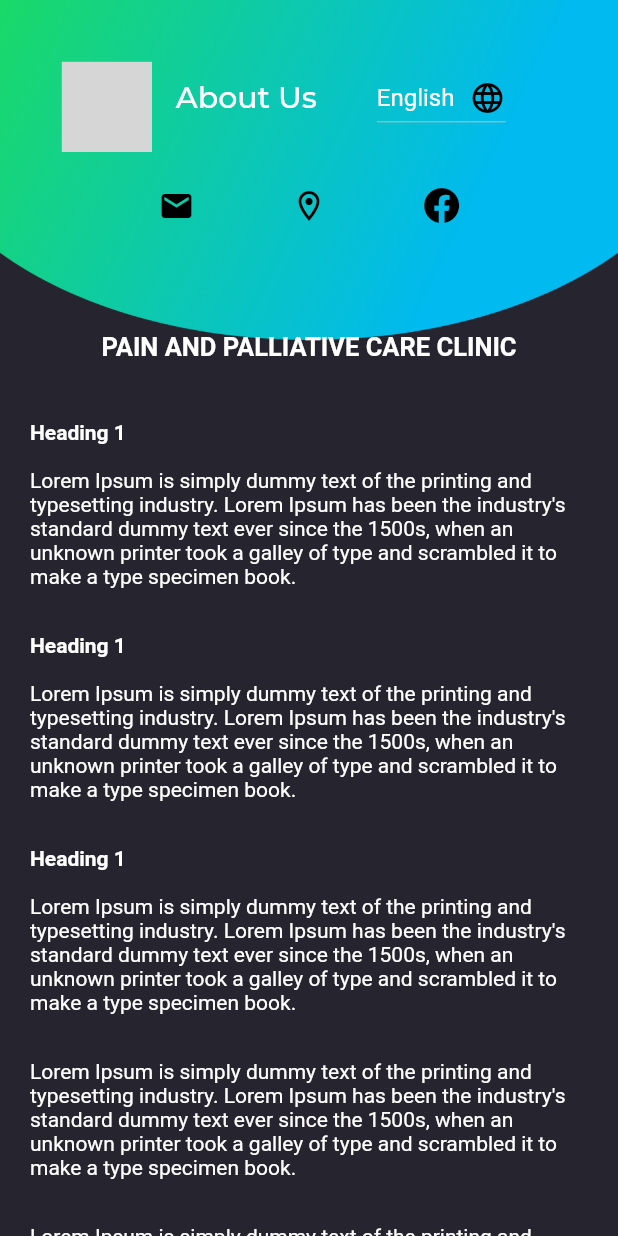
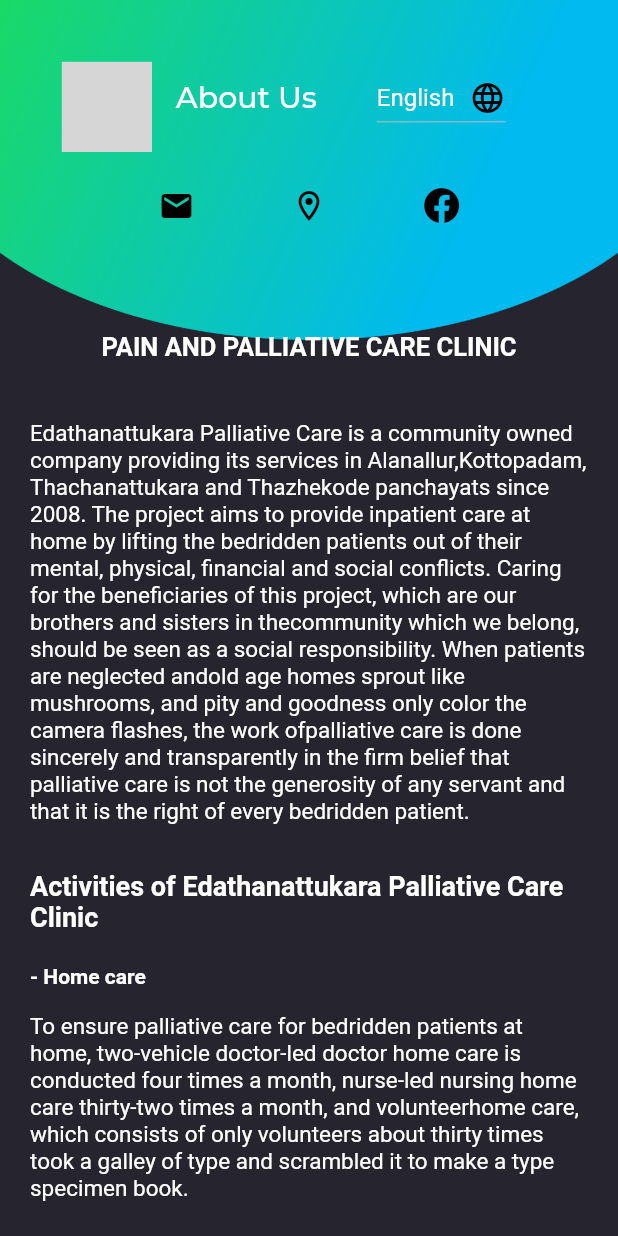
Before and after one commit to Aman-zishan/palliative-care-clinic, a Flutter app: the AboutScreen screen opened directly, on a phone screen of 412 x 824 dp. Run offline on Flutter 3.47's test engine with Material 2 defaults, Android fonts, the phone set to English and light mode, and no system bars; our stand-ins replace flutter_svg, font_awesome_flutter, hive; missing offline and left inert: animated_splash, upi_india; accounts and stored records are empty; network calls fail; grey boxes are pictures that could not be loaded.

Commit message:
add data

```diff
--- a/lib/screens/about.dart
+++ b/lib/screens/about.dart
@@ -15,7 +15,7 @@ final Shader linearGradient = LinearGradient(
 
 class _AboutScreenState extends State<AboutScreen> {
   List<String> languages = ['English', 'മലയാളം'];
-  String _selectedLanguage = 'English' ;
+  String _selectedLanguage = 'English';
   @override
   Widget build(BuildContext context) {
     // to get size
@@ -42,7 +42,9 @@ class _AboutScreenState extends State<AboutScreen> {
         children: [
           //TODO: connect links via URL_LAUNCHER
           GestureDetector(
-            onTap: (){print("working");},
+            onTap: (){
+              print("working");
+            },
 
           child: _buildButtonColumn(color, Icons.mail, ""),),
           _buildButtonColumn(color, Icons.location_on_outlined, ''),
@@ -61,6 +63,7 @@ class _AboutScreenState extends State<AboutScreen> {
 
         child: Text(
           text,
+          style: TextStyle(fontSize: 15),
           softWrap: true,
         ),
       );
@@ -153,10 +156,15 @@ class _AboutScreenState extends State<AboutScreen> {
                   Align(
                     child:Container(
                       padding: const EdgeInsets.only(top: 50,),
-                      child: Text(
+                      child:(_selectedLanguage == 'English')? Text(
                         "PAIN AND PALLIATIVE CARE CLINIC",
                         style: TextStyle(fontWeight: FontWeight.bold,fontSize: 17,),
-                      ),
+                      ):
+                      Text(
+                        "പാലിയേറ്റീവ് കയർ ക്ലിനിക്ക്",
+                        style: TextStyle(fontWeight: FontWeight.bold,fontSize: 17,),
+                      )
+
 
 
                     ),
@@ -174,31 +182,62 @@ Container(
 
 child: ListView(
   children: [
-    Text("Heading 1\n", style: TextStyle(fontWeight: FontWeight.bold),),
+
 (_selectedLanguage == 'English')?
-    textBuild("Lorem Ipsum is simply dummy text of the printing"
-        " and typesetting industry. Lorem Ipsum has been the industry's "
-        "standard dummy text ever since the 1500s, when an unknown printer"
+    textBuild("Edathanattukara Palliative Care is a community owned company providing its services in Alanallur,"
+      "Kottopadam, Thachanattukara and Thazhekode panchayats since 2008. The project aims to provide inpatient"
+        " care at home by lifting the bedridden patients out of their mental, physical, financial and social"
+     " conflicts. Caring for the beneficiaries of this project, which are our brothers and sisters in the"
+      "community which we belong, should be seen as a social responsibility. When patients are neglected and"
+      "old age homes sprout like mushrooms, and pity and goodness only color the camera flashes, the work of"
+      "palliative care is done sincerely and transparently in the firm belief that palliative care is not the"
+      " generosity of any servant and that it is the right of every bedridden patient."):
+textBuild("സാന്ത്വന പരിചരണ രംഗത്ത് എടത്തനാട്ടുകരയിൽ 2008 മുതൽ പ്രവർത്തിച്ചു"
+" വരുന്ന പാലിയേറ്റീവ് കയർ ക്ലിനിക്ക്. ഒരു സാമൂഹ്യ ഉടമസ്ഥതയിലുള്ള "
+"സ്ഥാപനമാണ് അതിന്റെ സേവനങ്ങൾ അലനല്ലൂർ, കോട്ടോപ്പാടം, തച്ചനാട്ടുകര, "
+"താഴേക്കോട് പഞ്ചായത്തുകളിൽ ലഭിച്ചുകൊണ്ടിരിക്കുന്നു. കിടപ്പിലായ "
+"രോഗികളെ അവരുടെ മാനസികവും ശാരീരികവും സാമ്പത്തികവും"
+"സാമൂഹികവുമായ സംഘർഷങ്ങളിൽ നിന്ന് കൈ പിടിച്ചുയർത്തി അന്തസ്സുറ്റ "
+"പരിചരണം വീടുകളിൽ തന്നെ ലഭ്യമാക്കുകയാണ് ഈ സംരംഭം കൊണ്ട് "
+"ഉദ്ദേശിക്കുന്നത്. നാമുൾപ്പെടുന്ന സമൂഹത്തിലെ നമ്മുടെ സഹോദരീസഹോദരന്മാർ "
+"തന്നെയായ ഈ സംരംഭത്തിന്റെ ഉപഭോക്താക്കളെ പരിചരിക്കുന്നത് ഒരു "
+"സാമൂഹിക ഉത്തരവാദിത്വമായാണ് കാണേണ്ടത്. രോഗികൾ "
+"അവഗണിക്കകപ്പടുകയും കൂണുകൾ പോലെ വൃദ്ധസദനങ്ങൾ"
+" മുളച്ചുപൊന്തുകയും കാരുണ്യവും നന്മയും ക്യാമെറാഫ്‌ളാഷുകളെ "
+"മാത്രം നിറം പിടിപ്പിക്കുകയും ചെയുമ്പോൾ പാലിയേറ്റീവ് കെയറിന്റെ"
+" പ്രവർത്തനങ്ങൾ ആത്മാർത്ഥവും സുതാരയവുമായി നടന്നു കൊണ്ടിരിക്കുന്നത് "
+"പാലിയേറ്റീവ് കെയർ ഒരു സേവകന്റ്റെയും ഔദാര്യമല്ലെന്നും അത്"
+"കിടപ്പിലാവുന്ന ഓരോ രോഗികളുടെയും അവകാശമാണെന്നുമുള്ള ഉറച്ച "
+"വിശ്വാസത്തിന്മേലാണ്.",),
+    (_selectedLanguage == 'English')?
+    Text("Activities of Edathanattukara Palliative Care Clinic\n", style: TextStyle(fontWeight: FontWeight.bold, fontSize: 18),):
+    Text("എടത്തനാട്ടുകര പാലിയേറ്റീവ് കെയർ ക്ലിനിക്കിന്കെ പ്രവർത്തനങ്ങൾ\n", style: TextStyle(fontWeight: FontWeight.bold, fontSize: 16),),
+    (_selectedLanguage == 'English')?
+    Text("- Home care\n", style: TextStyle(fontWeight: FontWeight.bold,),):
+    Text("- ഹോം കെയർ\n", style: TextStyle(fontWeight: FontWeight.bold,),),
+
+    (_selectedLanguage == 'English')?
+    textBuild("To ensure palliative care for bedridden patients at home, two-vehicle doctor-led doctor home care is"
+        " conducted four times a month, nurse-led nursing home care thirty-two times a month, and volunteer"
+        "home care, which consists of only volunteers about thirty times"
         " took a galley of type and scrambled it to make a type specimen book.",):
-textBuild("സാന്ത്വന പരിചരണ രംഗത്ത് എടത്തനാട്ടുകരയിൽ 2008 മുതൽ പ്രവർത്തിച്ചു വരുന്ന സ്ഥാപനമാണ് പാലിയേറ്റീവ് കെയർ ക്ലിനിക്ക്. ഒരു സാമൂഹ്യ ഉടമസ്ഥതയിലുള്ള ഒരു സ്ഥാപനമെന്ന നിലയിൽ അതിന്റെ സേവനങ്ങൾ അലനല്ലൂർ പഞ്ചായത്ത് മുഴുവനായും തച്ചനാട്ടുകര, കോട്ടോ പ്പാടം പഞ്ചായത്തുകളിൽ ഭാഗികമായും ലഭിച്ചുകൊണ്ടിരിക്കുന്നു. കിടപ്പിലായ രോഗികളെ അവരുടെ മാനസികവും ശാരീരികവും സാമ്പത്തികവും സാമൂഹികവും ആത്മീയവുമായ സംഘർഷങ്ങളിൽ നിന്ന് കൈ പിടിച്ചുയർത്തി അന്തസ്സുറ്റ പരിചരണം ലഭ്യമാക്കുകയാണ് ഈ സംരംഭം ഉദ്ദേശിക്കുന്നത്. നാമുൾപ്പെടുന്ന സമൂഹത്തിലെ നമ്മുടെ സഹോദരീസഹോദരന്മാർ തന്നെയായ ഈ സംരംഭത്തിന്റെ ഉഭഭോക്താക്കളെ പരിചരിക്കുന്നത് ഒരു സാമൂഹിക ഉത്തരവാദിത്വമായാണ് കാണേണ്ടത്. രോഗികൾ അവഗണിക്കപ്പെടുകയും കൂണുകൾ പോലെ വൃദ്ധസദനങ്ങൾ മുളച്ചുപൊന്തുകയും ചെയ്യുകയും കാരുണ്യവും നന്മയും ക്യാമറാഫ്ലാഷുകളെ മാത്രം നിറം പിടിപ്പിക്കുകയും ചെയ്യുമ്പോൾ പാലിയേറ്റീവ് കെയറിന്റെ പ്രവർത്തനങ്ങൾ ആത്മാർത്ഥവും സുതാര്യവുമായി നടന്നുകൊണ്ടിരിക്കുന്നത് പാലിയേറ്റീവ് കെയർ ഒരു സേവകന്റെയും ഔദാര്യമല്ലെന്നും അത് കിടപ്പിലാവുന്ന ഓരോ രോഗിയുടെയും അവകാശമാണെന്നുമുള്ള ഉറച്ച വിശ്വാസത്തിന്മേലാണ്",),
-    Text("Heading 1\n", style: TextStyle(fontWeight: FontWeight.bold),),
-    textBuild("Lorem Ipsum is simply dummy text of the printing"
-        " and typesetting industry. Lorem Ipsum has been the industry's "
-        "standard dummy text ever since the 1500s, when an unknown printer"
-        " took a galley of type and scrambled it to make a type specimen book.",),
-    Text("Heading 1\n", style: TextStyle(fontWeight: FontWeight.bold),),
-    textBuild("Lorem Ipsum is simply dummy text of the printing"
-        " and typesetting industry. Lorem Ipsum has been the industry's "
-        "standard dummy text ever since the 1500s, when an unknown printer"
-        " took a galley of type and scrambled it to make a type specimen book.",),
-    textBuild("Lorem Ipsum is simply dummy text of the printing"
-        " and typesetting industry. Lorem Ipsum has been the industry's "
-        "standard dummy text ever since the 1500s, when an unknown printer"
-        " took a galley of type and scrambled it to make a type specimen book.",),
-    textBuild("Lorem Ipsum is simply dummy text of the printing"
-        " and typesetting industry. Lorem Ipsum has been the industry's "
-        "standard dummy text ever since the 1500s, when an unknown printer"
-        " took a galley of type and scrambled it to make a type specimen book.",),
+    textBuild("കിടപ്പിലായ രോഗികളെ വീടുകളിൽ ചെന്ന് സാന്ത്വന പരിചരണം "
+        "ഉറപ്പുവരുത്തുവാൻ   രണ്ടു വാഹ്നങ്ങളിലായി മാസത്തിൽ നാല് തവണ ഡോക്ടറുടെ"
+        " നേതൃത്വത്തിലുള്ള ഡോക്ടർസ് ഹോം കെയറും മാസത്തിൽ മുപ്പത്തിരണ്ട് തവണ"
+        "നഴ്സിന്റെ നേതൃത്വത്തിലുള്ള നഴ്സ് ഹോം കെയറും കൂടാതെ ഏകദേശം മുപ്പത്"
+        " തവണ വളണ്ടിയർമാർ മാത്രം ഉൾക്കൊള്ളുന്ന വളണ്ടിയർ ഹോം കെയറും നടത്തിവരുന്നു."),
+    (_selectedLanguage == 'English')?
+    Text("- Day Care\n", style: TextStyle(fontWeight: FontWeight.bold),):
+    Text("- യ കെയർ\n", style: TextStyle(fontWeight: FontWeight.bold),),
+    (_selectedLanguage == 'English')?
+    textBuild("Four times a month, the clinic's day care system allows patients trapped in a room, including those with"
+        "spinal cord injuries, to communicate with the outside world and thereby reduce their stress. Organizes"
+        "job training and other events for the customers of the day care system.",):
+    textBuild("നകട്ടലലിന്ക്ഷതയമറ്റവർ ഉൾകപ്പകട ഒരു മുെിയിൽ തളക്കകപ്പട്ട യരാഗികകള "
+        "മാസത്തിൽ നാല് തവണ ക്ലിനിക്കിൽ യ കകയർ സംവിധാനത്തിലൂകട പുെം"
+        " നേതൃത്വത്തിലുള്ള ഡോക്ടർസ് ഹോം കെയറും മാസത്തിൽ മുപ്പത്തിരണ്ട് തവണ"
+        "നഴ്സിന്റെ നേതൃത്വത്തിലുള്ള നഴ്സ് ഹോം കെയറും കൂടാതെ ഏകദേശം മുപ്പത്"
+        " തവണ വളണ്ടിയർമാർ മാത്രം ഉൾക്കൊള്ളുന്ന വളണ്ടിയർ ഹോം കെയറും നടത്തിവരുന്നു."),
 
 
 
```
